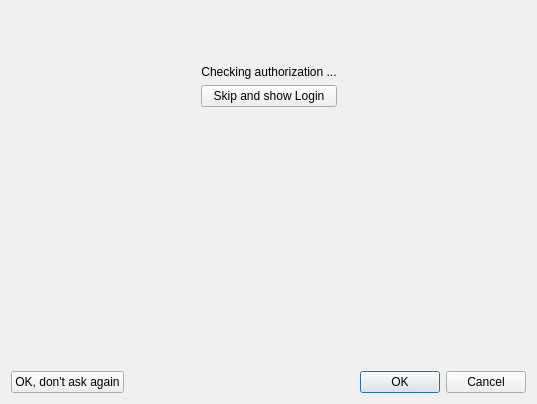
Before: the Qt Designer form src/engine/enginestartdialog.ui in GAMS-dev/studio, drawn with Qt 5.
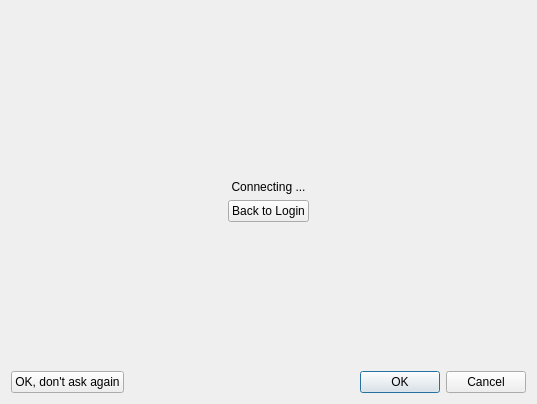
After: the same form once the commit is applied. The open tabs and pages were chosen to show the change. Icons and pictures are not drawn.

Commit message: added 3rd page for the transition from login to submit page - which may take time

Patch:
```diff
--- a/src/engine/enginestartdialog.ui
+++ b/src/engine/enginestartdialog.ui
@@ -568,9 +568,22 @@
         <number>9</number>
        </property>
        <property name="bottomMargin">
-        <number>9</number>
+        <number>28</number>
        </property>
-       <item row="1" column="0">
+       <item row="3" column="1">
+        <spacer name="verticalSpacer_2">
+         <property name="orientation">
+          <enum>Qt::Vertical</enum>
+         </property>
+         <property name="sizeHint" stdset="0">
+          <size>
+           <width>20</width>
+           <height>40</height>
+          </size>
+         </property>
+        </spacer>
+       </item>
+       <item row="2" column="0">
         <spacer name="horizontalSpacer_5">
          <property name="orientation">
           <enum>Qt::Horizontal</enum>
@@ -583,17 +596,23 @@
          </property>
         </spacer>
        </item>
+       <item row="2" column="2">
+        <spacer name="horizontalSpacer_6">
+         <property name="orientation">
+          <enum>Qt::Horizontal</enum>
+         </property>
+         <property name="sizeHint" stdset="0">
+          <size>
+           <width>40</width>
+           <height>20</height>
+          </size>
+         </property>
+        </spacer>
+       </item>
        <item row="1" column="1">
-        <widget class="QPushButton" name="bShowLogin">
-         <property name="text">
-          <string>Skip and show Login</string>
-         </property>
-        </widget>
-       </item>
-       <item row="0" column="1">
         <widget class="QLabel" name="label_4">
          <property name="text">
-          <string>Checking authorization ...</string>
+          <string>Connecting ...</string>
          </property>
          <property name="alignment">
           <set>Qt::AlignCenter</set>
@@ -601,7 +620,14 @@
         </widget>
        </item>
        <item row="2" column="1">
-        <spacer name="verticalSpacer_2">
+        <widget class="QPushButton" name="bShowLogin">
+         <property name="text">
+          <string>Back to Login</string>
+         </property>
+        </widget>
+       </item>
+       <item row="0" column="1">
+        <spacer name="verticalSpacer_3">
          <property name="orientation">
           <enum>Qt::Vertical</enum>
          </property>
@@ -613,19 +639,6 @@
          </property>
         </spacer>
        </item>
-       <item row="1" column="2">
-        <spacer name="horizontalSpacer_6">
-         <property name="orientation">
-          <enum>Qt::Horizontal</enum>
-         </property>
-         <property name="sizeHint" stdset="0">
-          <size>
-           <width>40</width>
-           <height>20</height>
-          </size>
-         </property>
-        </spacer>
-       </item>
       </layout>
      </widget>
     </widget>
```
Left out of the diff: 2 changed lines with no effect on the pictures. The commit also changes 3 other files.
